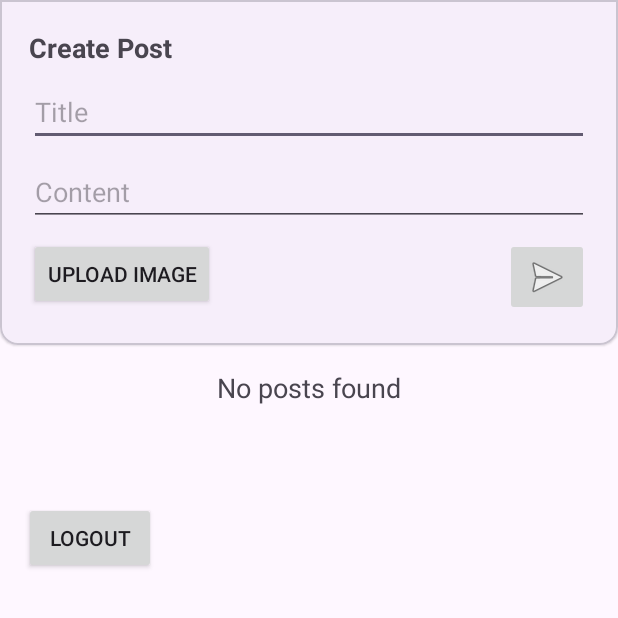
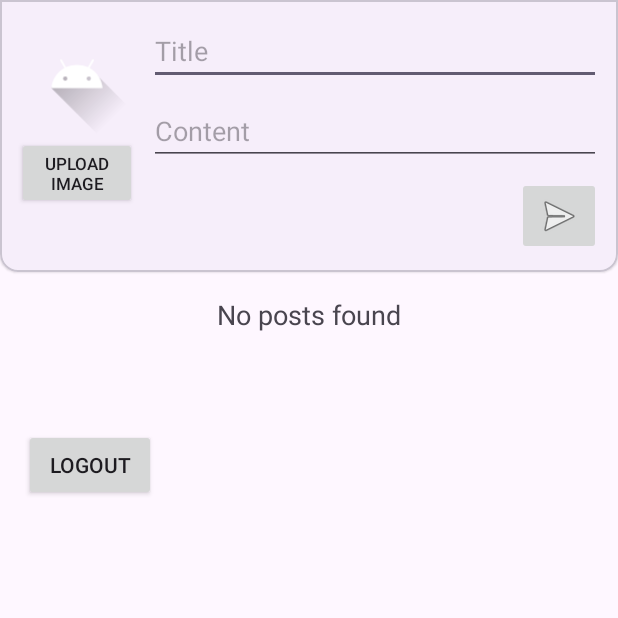
Before and after one commit to yawjalik/BlogCOMP3330, an Android app: the screen it shows after launch once a user with an empty profile is signed in (MainActivity), on a phone screen of 412 x 824 dp, the top half of it. Run offline under Robolectric (Android 15) with nearby library versions, the phone set to English and light mode, and no system bars; our stand-ins replace Firebase (no records; nobody signed in at launch, a user with empty details on screens opened directly).

Commit message:
Update post UI and upload image

```diff
--- a/app/src/main/res/layout/activity_main.xml
+++ b/app/src/main/res/layout/activity_main.xml
@@ -18,16 +18,35 @@
             style="@style/card_view_style_rounded_bottom"
             android:layout_width="match_parent"
             android:layout_height="match_parent"
-            android:orientation="vertical"
-            android:padding="16dp">
+            android:orientation="horizontal"
+            android:padding="8dp">
 
-            <TextView
+            <LinearLayout
                 android:layout_width="wrap_content"
                 android:layout_height="wrap_content"
-                android:layout_marginBottom="8dp"
-                android:text="Create Post"
-                android:textSize="18sp"
-                android:textStyle="bold" />
+                android:orientation="vertical">
+
+                <ImageView
+                    android:id="@+id/createPostImagePreview"
+                    android:layout_width="80dp"
+                    android:layout_height="80dp"
+                    android:src="@drawable/ic_launcher_foreground" />
+
+                <androidx.appcompat.widget.AppCompatButton
+                    android:id="@+id/uploadImageButton"
+                    android:layout_width="match_parent"
+                    android:layout_height="wrap_content"
+                    android:textSize="11sp"
+                    android:gravity="center_horizontal"
+                    android:text="Upload image" />
+
+            </LinearLayout>
+
+            <LinearLayout
+                android:layout_width="match_parent"
+                android:layout_height="wrap_content"
+                android:layout_marginStart="8dp"
+                android:orientation="vertical">
 
                 <EditText
                     android:id="@+id/createPostTitle"
@@ -45,24 +64,13 @@
                     android:hint="Content"
                     android:inputType="text" />
 
-            <FrameLayout
-                android:layout_width="match_parent"
-                android:layout_height="match_parent">
-
-                <androidx.appcompat.widget.AppCompatButton
-                    android:id="@+id/uploadImageButton"
-                    android:layout_width="wrap_content"
-                    android:layout_height="wrap_content"
-                    android:layout_gravity="start"
-                    android:text="Upload Image" />
-
                 <androidx.appcompat.widget.AppCompatImageButton
                     android:id="@+id/createPostButton"
                     android:layout_width="wrap_content"
                     android:layout_height="wrap_content"
                     android:layout_gravity="end"
                     android:src="@android:drawable/ic_menu_send" />
-            </FrameLayout>
+            </LinearLayout>
 
         </LinearLayout>
     </com.google.android.material.card.MaterialCardView>
@@ -72,9 +80,9 @@
         android:layout_width="wrap_content"
         android:layout_height="wrap_content"
         android:layout_gravity="center"
+        android:layout_marginVertical="16dp"
         android:text="No posts found"
         android:textSize="18sp"
-        android:layout_marginVertical="16dp"
         android:visibility="gone" />
 
     <androidx.recyclerview.widget.RecyclerView
```
Also changed, not shown: app/src/main/java/com/example/blogcomp3330/MainActivity.kt (+44 -3 lines), app/src/main/res/layout/post.xml (+28 -12 lines). Lines whose indentation alone changed are shown as unchanged.
